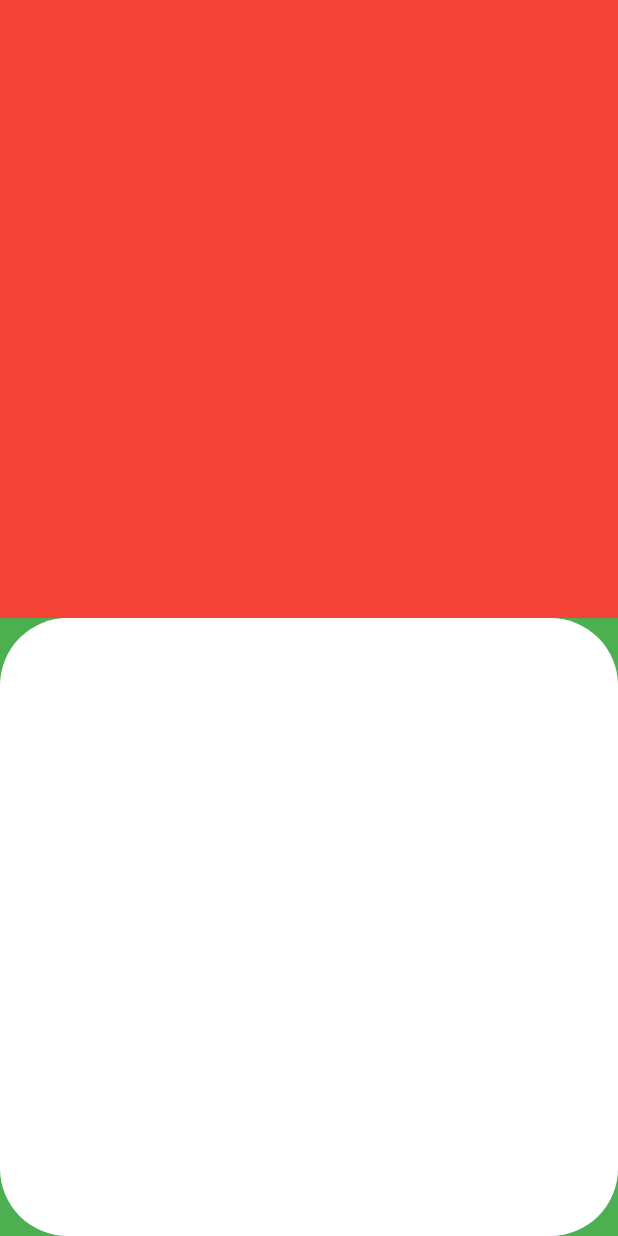
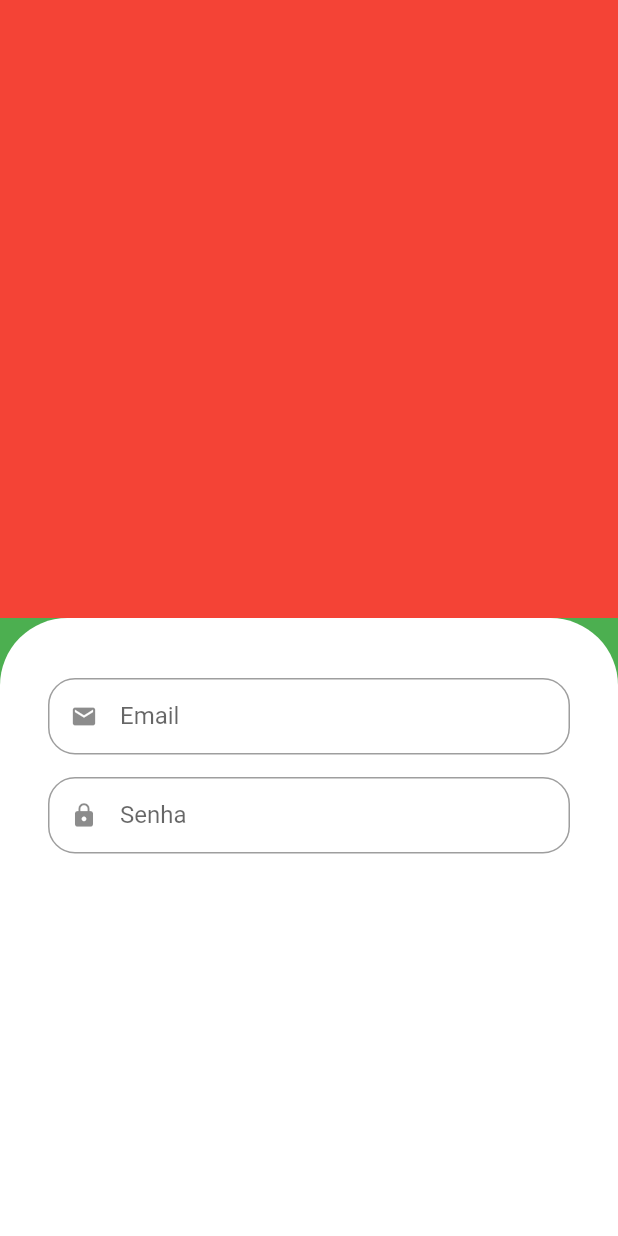
Before and after one commit to Jo-Analyst/greengrocer, a Flutter app: the screen it shows after launch, on a phone screen of 412 x 824 dp. Run offline on Flutter 3.47's test engine with Material 2 defaults, Android fonts, the phone set to English and light mode, and no system bars.

Commit message:
5. Criando o widget customizado de campo de texto

```diff
--- a/lib/main.dart
+++ b/lib/main.dart
@@ -14,9 +14,10 @@ class MyApp extends StatelessWidget {
       title: 'Flutter Demo',
       debugShowCheckedModeBanner: false,
       theme: ThemeData(
+        primarySwatch: Colors.green,
         scaffoldBackgroundColor: Colors.green,
-        colorScheme: ColorScheme.fromSeed(seedColor: Colors.deepPurple),
-        useMaterial3: true,
+        // colorScheme: ColorScheme.fromSeed(seedColor: Colors.deepPurple),
+        useMaterial3: false,
       ),
       home: const SignInScreen(),
     );
--- /dev/null
+++ b/lib/src/auth/components/custom_text_field.dart
@@ -0,0 +1,31 @@
+import 'package:flutter/material.dart';
+
+class CustomTextField extends StatelessWidget {
+  final IconData icon;
+  final String label;
+  final bool isObscure;
+  const CustomTextField({
+    super.key,
+    required this.icon,
+    required this.label,
+    this.isObscure = false,
+  });
+
+  @override
+  Widget build(BuildContext context) {
+    return Padding(
+      padding: const EdgeInsets.only(bottom: 15),
+      child: TextFormField(
+        obscureText: isObscure,
+        decoration: InputDecoration(
+          prefixIcon: Icon(icon),
+          labelText: label,
+          isDense: true,
+          border: OutlineInputBorder(
+            borderRadius: BorderRadius.circular(18),
+          ),
+        ),
+      ),
+    );
+  }
+}
--- a/lib/src/auth/sign_in_screen.dart
+++ b/lib/src/auth/sign_in_screen.dart
@@ -1,4 +1,5 @@
 import 'package:flutter/material.dart';
+import 'package:greengrocer/src/auth/components/custom_text_field.dart';
 
 class SignInScreen extends StatelessWidget {
   const SignInScreen({super.key});
@@ -15,12 +16,22 @@ class SignInScreen extends StatelessWidget {
           ),
           Expanded(
             child: Container(
+              padding: const EdgeInsets.symmetric(
+                horizontal: 32,
+                vertical: 40,
+              ),
               decoration: const BoxDecoration(
                 color: Colors.white,
                 borderRadius: BorderRadius.vertical(
                   top: Radius.circular(45),
-                  bottom: Radius.circular(45),
                 ),
+              ),
+              child: const Column(
+                children: [
+                  CustomTextField(icon: Icons.email, label: "Email"),
+                  CustomTextField(
+                      icon: Icons.lock, label: "Senha", isObscure: true),
+                ],
               ),
             ),
           ),
```
